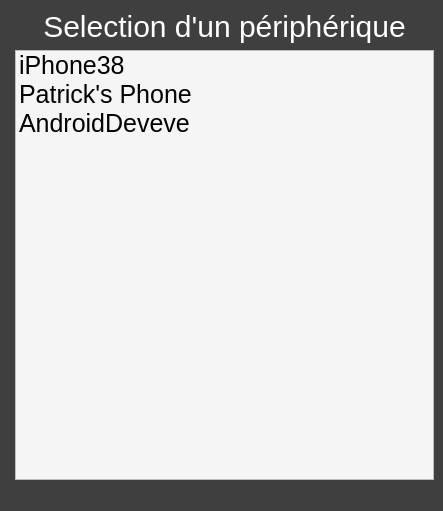
This is deviceselectionwindow.ui in dbuhon/KeepItSecret as Qt 5 draws it before an edit. The edited form follows.
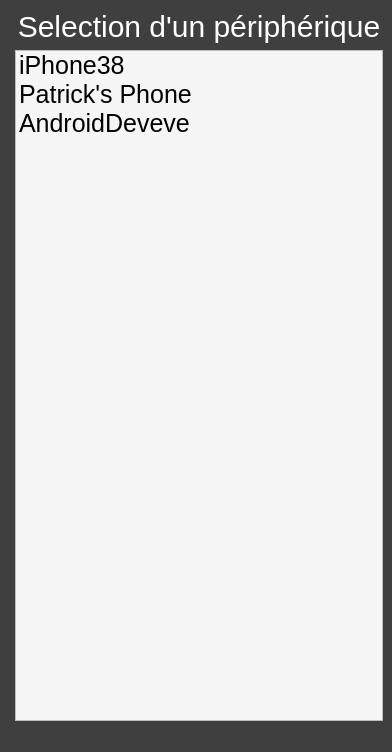
This is the edited form.

Diff of the .ui file:
```diff
--- a/deviceselectionwindow.ui
+++ b/deviceselectionwindow.ui
@@ -6,8 +6,8 @@
    <rect>
     <x>0</x>
     <y>0</y>
-    <width>443</width>
-    <height>511</height>
+    <width>392</width>
+    <height>752</height>
    </rect>
   </property>
   <property name="windowTitle">
```
